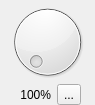
First picture: the form in code/interface/viwidgets/viwidgets/vivolumewidget/forms/vivolumewidget.ui, repository visore/Visore, before the edit.
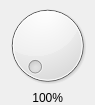
Second picture: the form after the edit. Custom widgets are drawn as their Qt base class.

Commit message: Button with glow effect added

Diff of the .ui file:
```diff
--- a/code/interface/viwidgets/viwidgets/vivolumewidget/forms/vivolumewidget.ui
+++ b/code/interface/viwidgets/viwidgets/vivolumewidget/forms/vivolumewidget.ui
@@ -12,13 +12,16 @@
   </property>
   <property name="maximumSize">
    <size>
-    <width>95</width>
-    <height>105</height>
+    <width>950</width>
+    <height>1050</height>
    </size>
   </property>
   <property name="windowTitle">
    <string>Form</string>
   </property>
+  <property name="styleSheet">
+   <string/>
+  </property>
   <layout class="QGridLayout" name="gridLayout">
    <property name="margin">
     <number>0</number>
@@ -77,9 +80,15 @@
        </widget>
       </item>
       <item row="0" column="1">
-       <widget class="QToolButton" name="muteButton">
-        <property name="text">
-         <string>...</string>
+       <widget class="ViButton" name="muteButton" native="true">
+        <property name="minimumSize">
+         <size>
+          <width>0</width>
+          <height>0</height>
+         </size>
+        </property>
+        <property name="styleSheet">
+         <string notr="true"/>
         </property>
        </widget>
       </item>
@@ -88,6 +97,14 @@
    </item>
   </layout>
  </widget>
+ <customwidgets>
+  <customwidget>
+   <class>ViButton</class>
+   <extends>QWidget</extends>
+   <header>vibutton.h</header>
+   <container>1</container>
+  </customwidget>
+ </customwidgets>
  <resources/>
  <connections/>
 </ui>
```
The commit also changes 9 other files.
